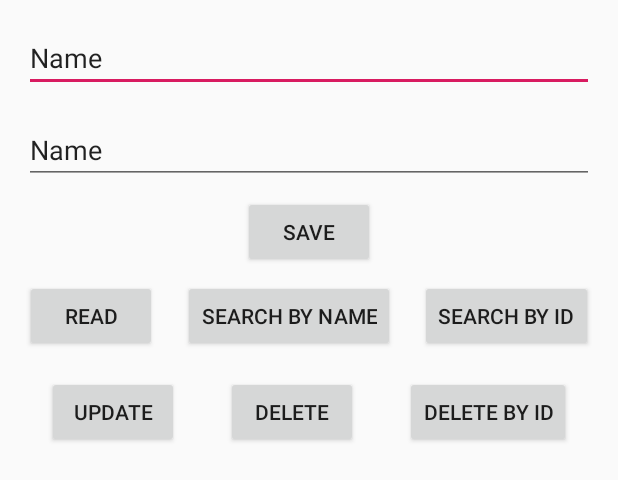
After one commit to geovannyAndrew/RoomDatabaseAndroid, an Android app: the layout activity_professor.xml on its own in the app's theme, with its tools: preview values and no code run, on a phone screen of 412 x 824 dp. The commit adds this screen. Shown: the top 480 px of the screen. Run offline under Robolectric (Android 15) with nearby library versions, the phone set to English and light mode, and no system bars.

Commit message:
Creating UI for Professor Activity Dao

```diff
--- a/app/build.gradle
+++ b/app/build.gradle
@@ -17,9 +17,14 @@ android {
             proguardFiles getDefaultProguardFile('proguard-android-optimize.txt'), 'proguard-rules.pro'
         }
     }
+    compileOptions {
+        sourceCompatibility JavaVersion.VERSION_1_8
+        targetCompatibility JavaVersion.VERSION_1_8
+    }
 }
 
 def room_version = '2.2.0-alpha02'
+def butterknife_version = '10.1.0'
 
 dependencies {
     implementation fileTree(dir: 'libs', include: ['*.jar'])
@@ -33,4 +38,8 @@ dependencies {
     implementation "androidx.room:room-runtime:$room_version"
     implementation "androidx.legacy:legacy-support-v4:1.0.0"
     implementation 'androidx.lifecycle:lifecycle-extensions:2.0.0'
+
+    //Butterknife
+    implementation "com.jakewharton:butterknife:$butterknife_version"
+    annotationProcessor "com.jakewharton:butterknife-compiler:$butterknife_version"
 }
--- a/app/src/main/AndroidManifest.xml
+++ b/app/src/main/AndroidManifest.xml
@@ -9,7 +9,8 @@
         android:roundIcon="@mipmap/ic_launcher_round"
         android:supportsRtl="true"
         android:theme="@style/AppTheme">
-        <activity android:name=".MainActivity">
+        <activity android:name=".ui.ProfessorActivity"></activity>
+        <activity android:name=".ui.MainActivity">
             <intent-filter>
                 <action android:name="android.intent.action.MAIN" />
 
--- /dev/null
+++ b/app/src/main/java/com/gyros/roomdatabase/ui/MainActivity.java
@@ -0,0 +1,30 @@
+package com.gyros.roomdatabase.ui;
+
+import androidx.appcompat.app.AppCompatActivity;
+
+import android.content.Intent;
+import android.os.Bundle;
+
+import com.gyros.roomdatabase.R;
+
+import butterknife.ButterKnife;
+import butterknife.OnClick;
+
+public class MainActivity extends AppCompatActivity {
+
+    @Override
+    protected void onCreate(Bundle savedInstanceState) {
+        super.onCreate(savedInstanceState);
+        setContentView(R.layout.activity_main);
+        ButterKnife.bind(this);
+    }
+
+    @OnClick(R.id.mainActivityProfessor)
+    public void goToProfessorActivity(){
+        Intent intent = new Intent(this,ProfessorActivity.class);
+        startActivity(intent);
+    }
+
+
+
+}
--- a/app/src/main/java/com/gyros/roomdatabase/MainActivity.java
+++ b/app/src/main/java/com/gyros/roomdatabase/ui/ProfessorActivity.java
@@ -1,14 +1,16 @@
-package com.gyros.roomdatabase;
+package com.gyros.roomdatabase.ui;
 
 import androidx.appcompat.app.AppCompatActivity;
 
 import android.os.Bundle;
 
-public class MainActivity extends AppCompatActivity {
+import com.gyros.roomdatabase.R;
+
+public class ProfessorActivity extends AppCompatActivity {
 
     @Override
     protected void onCreate(Bundle savedInstanceState) {
         super.onCreate(savedInstanceState);
-        setContentView(R.layout.activity_main);
+        setContentView(R.layout.activity_professor);
     }
 }
--- a/app/src/main/res/layout/activity_main.xml
+++ b/app/src/main/res/layout/activity_main.xml
@@ -4,15 +4,16 @@
     xmlns:tools="http://schemas.android.com/tools"
     android:layout_width="match_parent"
     android:layout_height="match_parent"
-    tools:context=".MainActivity">
+    tools:context=".ui.MainActivity">
 
-    <TextView
+    <Button
+        android:id="@+id/mainActivityProfessor"
         android:layout_width="wrap_content"
         android:layout_height="wrap_content"
-        android:text="Hello World!"
         app:layout_constraintBottom_toBottomOf="parent"
-        app:layout_constraintLeft_toLeftOf="parent"
-        app:layout_constraintRight_toRightOf="parent"
+        app:layout_constraintEnd_toEndOf="parent"
+        app:layout_constraintStart_toStartOf="parent"
         app:layout_constraintTop_toTopOf="parent" />
 
+
 </androidx.constraintlayout.widget.ConstraintLayout>
--- /dev/null
+++ b/app/src/main/res/layout/activity_professor.xml
@@ -0,0 +1,118 @@
+<?xml version="1.0" encoding="utf-8"?>
+<androidx.constraintlayout.widget.ConstraintLayout xmlns:android="http://schemas.android.com/apk/res/android"
+    xmlns:app="http://schemas.android.com/apk/res-auto"
+    xmlns:tools="http://schemas.android.com/tools"
+    android:layout_width="match_parent"
+    android:layout_height="match_parent"
+    tools:context=".ui.ProfessorActivity">
+
+    <EditText
+        android:id="@+id/editTextName"
+        android:layout_width="0dp"
+        android:layout_height="wrap_content"
+        android:layout_marginStart="16dp"
+        android:layout_marginLeft="16dp"
+        android:layout_marginTop="16dp"
+        android:layout_marginEnd="16dp"
+        android:layout_marginRight="16dp"
+        android:ems="10"
+        android:inputType="textPersonName"
+        app:layout_constraintEnd_toEndOf="parent"
+        app:layout_constraintStart_toStartOf="parent"
+        app:layout_constraintTop_toTopOf="parent"
+        tools:text="Name" />
+
+    <EditText
+        android:id="@+id/editTextEmail"
+        android:layout_width="0dp"
+        android:layout_height="wrap_content"
+        android:layout_marginStart="16dp"
+        android:layout_marginLeft="16dp"
+        android:layout_marginTop="16dp"
+        android:layout_marginEnd="16dp"
+        android:layout_marginRight="16dp"
+        android:ems="10"
+        android:inputType="textPersonName"
+        android:text="Name"
+        app:layout_constraintEnd_toEndOf="parent"
+        app:layout_constraintStart_toStartOf="parent"
+        app:layout_constraintTop_toBottomOf="@+id/editTextName" />
+
+    <Button
+        android:id="@+id/buttonSave"
+        android:layout_width="wrap_content"
+        android:layout_height="wrap_content"
+        android:layout_marginStart="8dp"
+        android:layout_marginLeft="8dp"
+        android:layout_marginTop="8dp"
+        android:layout_marginEnd="8dp"
+        android:layout_marginRight="8dp"
+        android:text="Save"
+        app:layout_constraintEnd_toEndOf="parent"
+        app:layout_constraintStart_toStartOf="parent"
+        app:layout_constraintTop_toBottomOf="@+id/editTextEmail" />
+
+    <Button
+        android:id="@+id/buttonRead"
+        android:layout_width="wrap_content"
+        android:layout_height="wrap_content"
+        android:layout_marginTop="8dp"
+        android:text="Read"
+        app:layout_constraintEnd_toStartOf="@+id/buttonSearchByName"
+        app:layout_constraintHorizontal_bias="0.5"
+        app:layout_constraintStart_toStartOf="parent"
+        app:layout_constraintTop_toBottomOf="@+id/buttonSave" />
+
+    <Button
+        android:id="@+id/buttonSearchByName"
+        android:layout_width="wrap_content"
+        android:layout_height="wrap_content"
+        android:layout_marginTop="8dp"
+        android:text="Search by Name"
+        app:layout_constraintEnd_toStartOf="@+id/buttonSearchById"
+        app:layout_constraintHorizontal_bias="0.5"
+        app:layout_constraintStart_toEndOf="@+id/buttonRead"
+        app:layout_constraintTop_toBottomOf="@+id/buttonSave" />
+
+    <Button
+        android:id="@+id/buttonSearchById"
+        android:layout_width="wrap_content"
+        android:layout_height="wrap_content"
+        android:layout_marginTop="8dp"
+        android:text="Search by id"
+        app:layout_constraintEnd_toEndOf="parent"
+        app:layout_constraintHorizontal_bias="0.5"
+        app:layout_constraintStart_toEndOf="@+id/buttonSearchByName"
+        app:layout_constraintTop_toBottomOf="@+id/buttonSave" />
+
+    <Button
+        android:id="@+id/buttonUpdate"
+        android:layout_width="wrap_content"
+        android:layout_height="wrap_content"
+        android:layout_marginTop="16dp"
+        android:text="Update"
+        app:layout_constraintEnd_toStartOf="@+id/buttonDelete"
+        app:layout_constraintHorizontal_bias="0.5"
+        app:layout_constraintStart_toStartOf="parent"
+        app:layout_constraintTop_toBottomOf="@+id/buttonSearchByName" />
+
+    <Button
+        android:id="@+id/buttonDelete"
+        android:layout_width="wrap_content"
+        android:layout_height="wrap_content"
+        android:text="Delete"
+        app:layout_constraintEnd_toStartOf="@+id/buttonDeleteById"
+        app:layout_constraintHorizontal_bias="0.5"
+        app:layout_constraintStart_toEndOf="@+id/buttonUpdate"
+        app:layout_constraintTop_toTopOf="@+id/buttonUpdate" />
+
+    <Button
+        android:id="@+id/buttonDeleteById"
+        android:layout_width="wrap_content"
+        android:layout_height="wrap_content"
+        android:text="Delete By Id"
+        app:layout_constraintEnd_toEndOf="parent"
+        app:layout_constraintHorizontal_bias="0.5"
+        app:layout_constraintStart_toEndOf="@+id/buttonDelete"
+        app:layout_constraintTop_toTopOf="@+id/buttonUpdate" />
+</androidx.constraintlayout.widget.ConstraintLayout>
```
